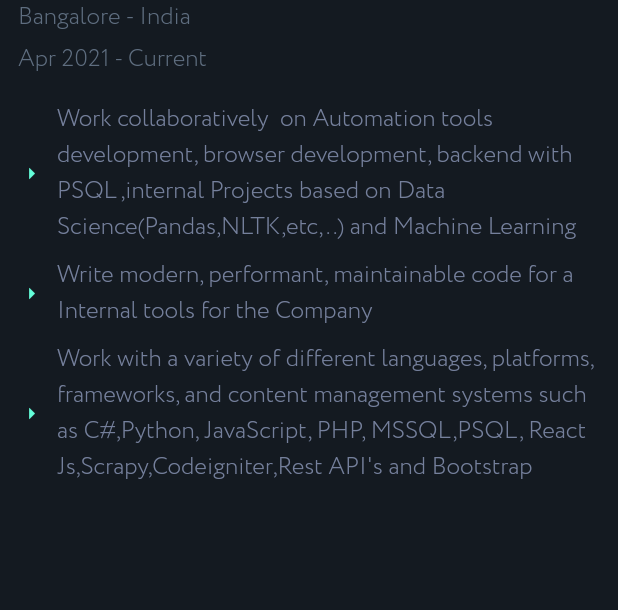
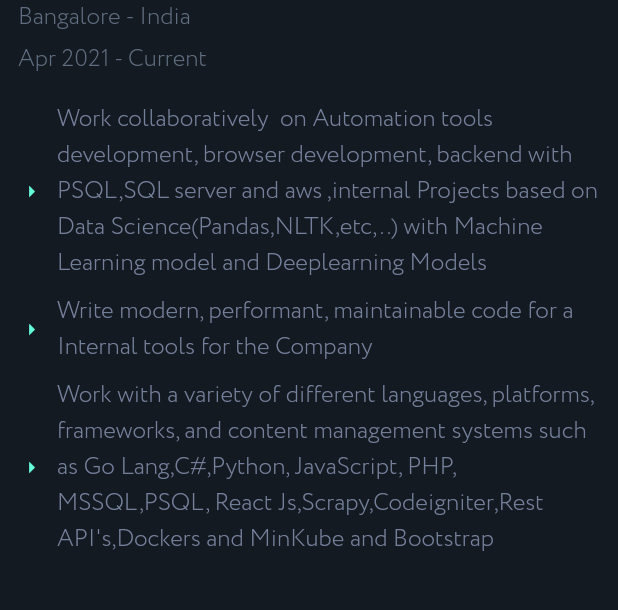
Before and after one commit to JAGANPS/jaganps.github.io, a Flutter app: the ExperiencePage screen opened directly, on a phone screen of 412 x 824 dp, the part 218-828 px from its top. Run offline on Flutter 3.47's test engine with Material 2 defaults, Android fonts, the phone set to English and light mode, and no system bars; our stand-ins replace flutter_feather_icons, font_awesome_flutter, google_fonts, responsive_builder.

Commit message:
Update strings.dart

```diff
--- a/lib/values/strings.dart
+++ b/lib/values/strings.dart
@@ -180,11 +180,11 @@ class StringConst {
   static const String COMPANY_4_URL ="https://www.flexera.com/";
   static const String POSITION_4 = "Software Engineer";
   static const String COMPANY_4_ROLE_1 =
-      "Work collaboratively  on Automation tools development, browser development, backend with PSQL ,internal Projects based on Data Science(Pandas,NLTK,etc,..) and Machine Learning";
+      "Work collaboratively  on Automation tools development, browser development, backend with PSQL,SQL server and aws ,internal Projects based on Data Science(Pandas,NLTK,etc,..) with Machine Learning model and Deeplearning Models";
   static const String COMPANY_4_ROLE_2 =
       "Write modern, performant, maintainable code for a Internal tools for the Company";
   static const String COMPANY_4_ROLE_3 =
-      "Work with a variety of different languages, platforms, frameworks, and content management systems such as C#,Python, JavaScript, PHP, MSSQL,PSQL, React Js,Scrapy,Codeigniter,Rest API's and Bootstrap";
+      "Work with a variety of different languages, platforms, frameworks, and content management systems such as Go Lang,C#,Python, JavaScript, PHP, MSSQL,PSQL, React Js,Scrapy,Codeigniter,Rest API's,Dockers and MinKube and Bootstrap";
 
   static const String LOCATION_4 = "Bangalore - India";
   static const String DURATION_4 = "Apr 2021 - Current";
```
